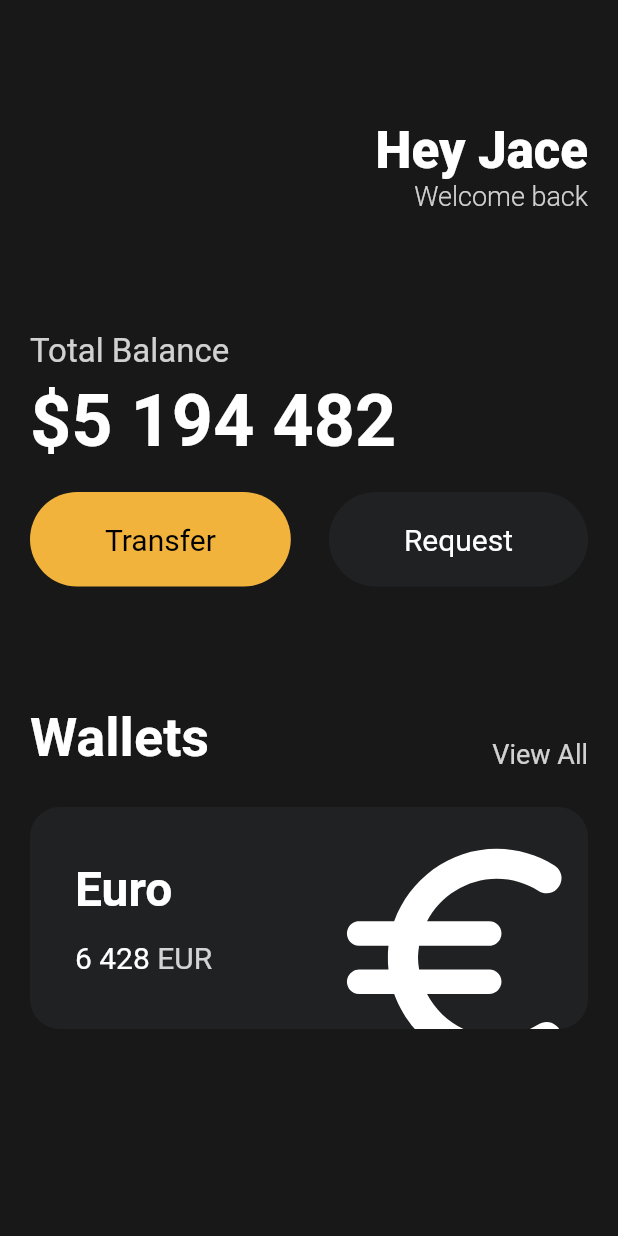
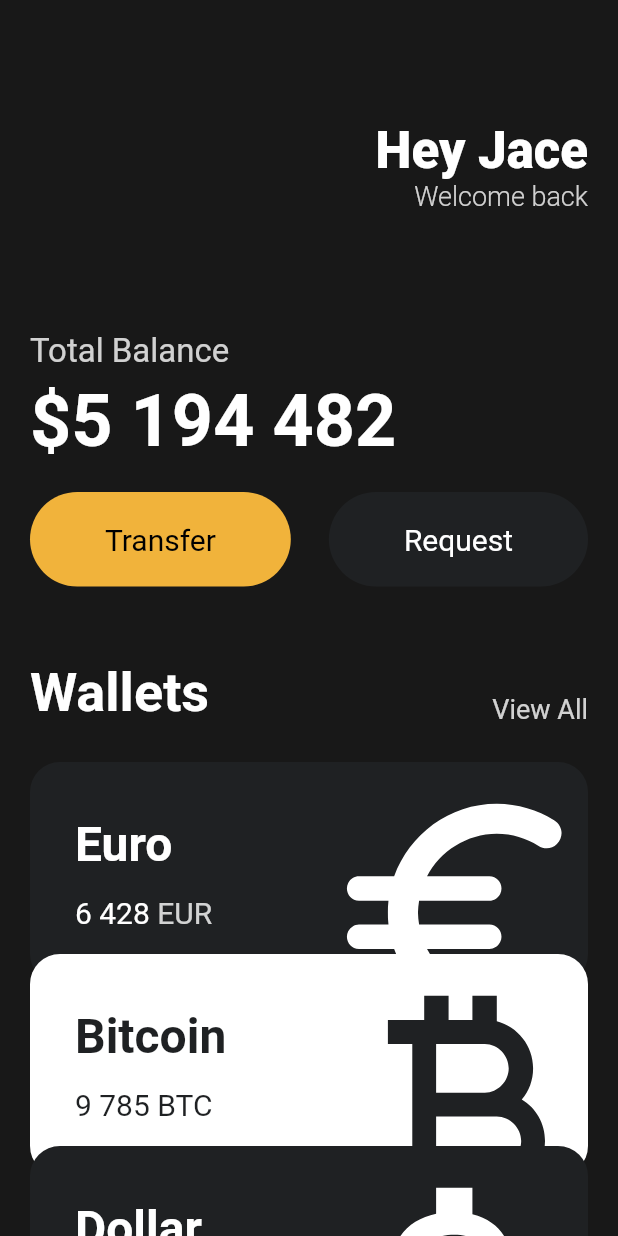
Before and after one commit to jacesoul/toonflix, a Flutter app: the screen it shows after launch, on a phone screen of 412 x 824 dp. Run offline on Flutter 3.47's test engine with Material 2 defaults, Android fonts, the phone set to English and light mode, and no system bars.

Commit message:
Reusable Cards

```diff
--- a/lib/main.dart
+++ b/lib/main.dart
@@ -1,5 +1,6 @@
 import 'package:flutter/material.dart';
 import 'package:toonflix/widgets/button.dart';
+import 'package:toonflix/widgets/currency_card.dart';
 
 void main() {
   runApp(const App());
@@ -15,7 +16,8 @@ class App extends StatelessWidget {
     return MaterialApp(
       home: Scaffold(
         backgroundColor: const Color(0xFF181818),
-        body: Padding(
+        body: SingleChildScrollView(
+          child: Padding(
             padding: const EdgeInsets.symmetric(
               horizontal: 20,
             ),
@@ -90,7 +92,7 @@ class App extends StatelessWidget {
                   ],
                 ),
                 const SizedBox(
-                height: 80,
+                  height: 50,
                 ),
                 Row(
                   crossAxisAlignment: CrossAxisAlignment.end,
@@ -116,70 +118,41 @@ class App extends StatelessWidget {
                 const SizedBox(
                   height: 25,
                 ),
-              Container(
-                clipBehavior: Clip.hardEdge,
-                decoration: BoxDecoration(
-                  color: const Color(0xff1f2123),
-                  borderRadius: BorderRadius.circular(20),
+                const CurrencyCard(
+                  name: "Euro",
+                  code: "EUR",
+                  amount: '6 428',
+                  icon: Icons.euro_rounded,
+                  isInverted: false,
                 ),
-                child: Padding(
-                  padding: const EdgeInsets.all(30),
-                  child: Row(
-                    mainAxisAlignment: MainAxisAlignment.spaceBetween,
-                    children: [
-                      Column(
-                        crossAxisAlignment: CrossAxisAlignment.start,
-                        children: [
-                          const Text(
-                            "Euro",
-                            style: TextStyle(
-                              color: Colors.white,
-                              fontSize: 32,
-                              fontWeight: FontWeight.w600,
+                Transform.translate(
+                  offset: const Offset(
+                    0,
+                    -20,
+                  ),
+                  child: const CurrencyCard(
+                    name: "Bitcoin",
+                    code: "BTC",
+                    amount: '9 785',
+                    icon: Icons.currency_bitcoin,
+                    isInverted: true,
                   ),
                 ),
-                          const SizedBox(
-                            height: 15,
+                Transform.translate(
+                  offset: const Offset(
+                    0,
+                    -40,
                   ),
-                          Row(
-                            children: [
-                              const Text(
-                                "6 428",
-                                style: TextStyle(
-                                  color: Colors.white,
-                                  fontSize: 20,
-                                ),
-                              ),
-                              const SizedBox(
-                                width: 5,
-                              ),
-                              Text(
-                                "EUR",
-                                style: TextStyle(
-                                  color: Colors.white.withOpacity(0.8),
-                                  fontSize: 20,
+                  child: const CurrencyCard(
+                    name: "Dollar",
+                    code: "USD",
+                    amount: '428',
+                    icon: Icons.attach_money_outlined,
+                    isInverted: false,
                   ),
                 ),
               ],
             ),
-                        ],
-                      ),
-                      Transform.scale(
-                        scale: 2.2,
-                        child: Transform.translate(
-                          offset: const Offset(-5, 12),
-                          child: const Icon(
-                            Icons.euro_rounded,
-                            color: Colors.white,
-                            size: 88,
-                          ),
-                        ),
-                      )
-                    ],
-                  ),
-                ),
-              )
-            ],
           ),
         ),
       ),
--- /dev/null
+++ b/lib/widgets/currency_card.dart
@@ -0,0 +1,90 @@
+import 'package:flutter/material.dart';
+
+class CurrencyCard extends StatelessWidget {
+  final String name, code, amount;
+  final IconData icon;
+  final bool isInverted;
+
+  final _blackColor = const Color(0xff1f2123);
+
+  const CurrencyCard({
+    super.key,
+    required this.name,
+    required this.code,
+    required this.amount,
+    required this.icon,
+    required this.isInverted,
+  });
+
+  @override
+  Widget build(BuildContext context) {
+    return Container(
+      clipBehavior: Clip.hardEdge,
+      decoration: BoxDecoration(
+        color: isInverted ? Colors.white : _blackColor,
+        borderRadius: BorderRadius.circular(20),
+      ),
+      child: Padding(
+        padding: const EdgeInsets.all(30),
+        child: Row(
+          mainAxisAlignment: MainAxisAlignment.spaceBetween,
+          children: [
+            Column(
+              crossAxisAlignment: CrossAxisAlignment.start,
+              children: [
+                Text(
+                  name,
+                  style: TextStyle(
+                    color: isInverted ? _blackColor : Colors.white,
+                    fontSize: 32,
+                    fontWeight: FontWeight.w600,
+                  ),
+                ),
+                const SizedBox(
+                  height: 15,
+                ),
+                Row(
+                  children: [
+                    Text(
+                      amount,
+                      style: TextStyle(
+                        color: isInverted ? _blackColor : Colors.white,
+                        fontSize: 20,
+                      ),
+                    ),
+                    const SizedBox(
+                      width: 5,
+                    ),
+                    Text(
+                      code,
+                      style: TextStyle(
+                        color: isInverted
+                            ? _blackColor
+                            : Colors.white.withOpacity(0.8),
+                        fontSize: 20,
+                      ),
+                    ),
+                  ],
+                ),
+              ],
+            ),
+            Transform.scale(
+              scale: 2.2,
+              child: Transform.translate(
+                offset: const Offset(
+                  -5,
+                  12,
+                ),
+                child: Icon(
+                  icon,
+                  color: isInverted ? _blackColor : Colors.white,
+                  size: 88,
+                ),
+              ),
+            )
+          ],
+        ),
+      ),
+    );
+  }
+}
```
Also changed, not shown: 1 other file. Lines whose indentation alone changed are shown as unchanged.
